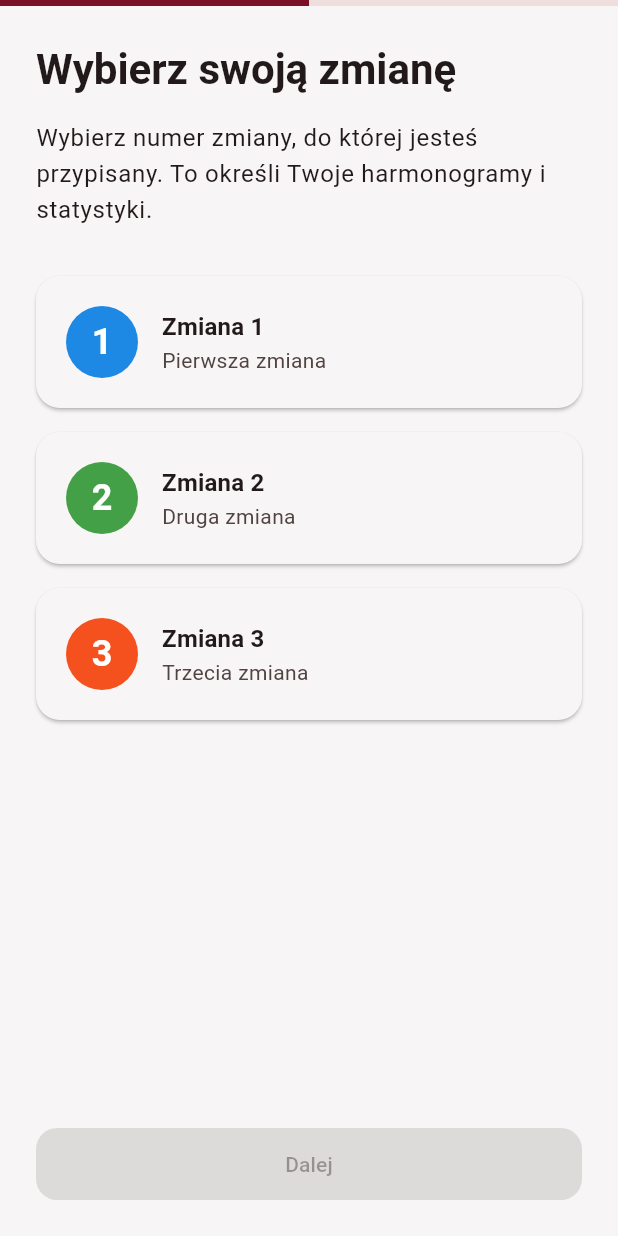
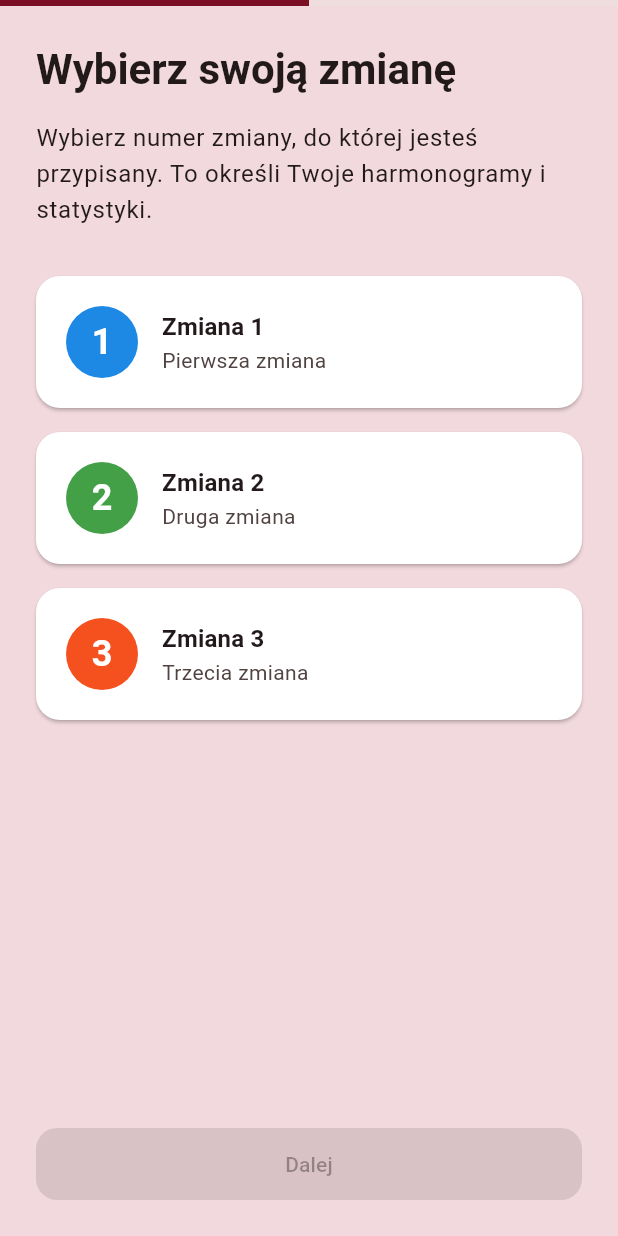
Before and after one commit to kroxon/Spark, a Flutter app: the screen it shows once a user with an empty profile is signed in, on a phone screen of 412 x 824 dp. Run offline on Flutter 3.47's test engine with Material 3 defaults, Android fonts, the phone set to English and light mode, and no system bars; our stand-ins replace cloud_firestore, firebase_auth, firebase_core, fl_chart, flutter_riverpod, flutter_signin_button and 5 more; missing offline and left inert: flutter_color_picker_wheel; accounts and stored records are empty; generated files the repository leaves out were written again; statements that could not run were skipped.

Commit message:
fix/improve_background_color_contrast

```diff
--- a/lib/core/theme/app_theme.dart
+++ b/lib/core/theme/app_theme.dart
@@ -15,21 +15,27 @@ class AppTheme {
       seedColor: seed,
       primary: isDefault ? AppColors.primary : null,
       secondary: isDefault ? AppColors.secondary : null,
-      background: isDefault ? AppColors.surface : null,
-      surface: isDefault ? AppColors.surface : null,
+      // We want a modern look, so we let Material 3 generate the surface colors
+      // but we will override the scaffold background to be a tinted version.
       brightness: Brightness.light,
     );
+
+    // Modern tinted background: strong tint, clearly distinct from white
+    final hslSeed = HSLColor.fromColor(seed);
+    // Lightness 0.90 makes the color much more visible
+    // Saturation 0.50 gives it a strong character
+    final tintedBackground = hslSeed.withLightness(0.90).withSaturation(0.50).toColor();
 
     return ThemeData(
       useMaterial3: true,
       colorScheme: colorScheme,
-      scaffoldBackgroundColor: colorScheme.surface,
+      scaffoldBackgroundColor: tintedBackground,
       extensions: <ThemeExtension<dynamic>>[
         // Keep bottom navigation darker even in light mode
         BottomNavColors.darkOnLight(seed),
       ],
       appBarTheme: AppBarTheme(
-        backgroundColor: colorScheme.surface,
+        backgroundColor: tintedBackground,
         foregroundColor: colorScheme.onSurface,
         surfaceTintColor: Colors.transparent,
         elevation: 0,
@@ -40,7 +46,7 @@ class AppTheme {
         ),
       ),
       navigationBarTheme: NavigationBarThemeData(
-        backgroundColor: colorScheme.surface,
+        backgroundColor: tintedBackground,
         elevation: 1,
         indicatorColor: colorScheme.primary.withOpacity(0.12),
         surfaceTintColor: Colors.transparent,
@@ -60,7 +66,7 @@ class AppTheme {
         ),
       ),
       drawerTheme: DrawerThemeData(
-        backgroundColor: colorScheme.surface,
+        backgroundColor: tintedBackground,
         surfaceTintColor: Colors.transparent,
         shape: const RoundedRectangleBorder(
           borderRadius: BorderRadius.only(
@@ -70,10 +76,13 @@ class AppTheme {
         ),
       ),
       cardTheme: CardThemeData(
-        color: colorScheme.surface,
+        color: Colors.white, // Cards pop against the tinted background
         surfaceTintColor: Colors.transparent,
-        elevation: 1,
-        shape: RoundedRectangleBorder(borderRadius: BorderRadius.circular(20)),
+        elevation: 0, // Modern flat look with border or subtle shadow
+        shape: RoundedRectangleBorder(
+          borderRadius: BorderRadius.circular(20),
+          side: BorderSide(color: colorScheme.outlineVariant.withOpacity(0.3)),
+        ),
       ),
       textButtonTheme: TextButtonThemeData(
         style: TextButton.styleFrom(foregroundColor: colorScheme.primary),
@@ -139,15 +148,19 @@ class AppTheme {
       brightness: Brightness.dark,
     );
 
+    // Modern dark background: deep, rich color rather than black
+    final hslSeed = HSLColor.fromColor(seed);
+    final tintedBackground = hslSeed.withLightness(0.10).withSaturation(0.30).toColor();
+
     return ThemeData(
       useMaterial3: true,
       colorScheme: colorScheme,
-      scaffoldBackgroundColor: colorScheme.surface,
+      scaffoldBackgroundColor: tintedBackground,
       extensions: <ThemeExtension<dynamic>>[
         BottomNavColors.darkOnDark(seed),
       ],
       appBarTheme: AppBarTheme(
-        backgroundColor: colorScheme.surface,
+        backgroundColor: tintedBackground,
         foregroundColor: colorScheme.onSurface,
         surfaceTintColor: Colors.transparent,
         elevation: 0,
@@ -158,7 +171,7 @@ class AppTheme {
         ),
       ),
       navigationBarTheme: NavigationBarThemeData(
-        backgroundColor: colorScheme.surface,
+        backgroundColor: tintedBackground,
         elevation: 1,
         indicatorColor: colorScheme.primary.withOpacity(0.24),
         surfaceTintColor: Colors.transparent,
@@ -178,7 +191,7 @@ class AppTheme {
         ),
       ),
       drawerTheme: DrawerThemeData(
-        backgroundColor: colorScheme.surface,
+        backgroundColor: tintedBackground,
         surfaceTintColor: Colors.transparent,
         shape: const RoundedRectangleBorder(
           borderRadius: BorderRadius.only(
@@ -188,10 +201,13 @@ class AppTheme {
         ),
       ),
       cardTheme: CardThemeData(
-        color: colorScheme.surface,
+        color: colorScheme.surface.withOpacity(0.5), // Semi-transparent surface for depth
         surfaceTintColor: Colors.transparent,
-        elevation: 1,
-        shape: RoundedRectangleBorder(borderRadius: BorderRadius.circular(20)),
+        elevation: 0,
+        shape: RoundedRectangleBorder(
+          borderRadius: BorderRadius.circular(20),
+          side: BorderSide(color: colorScheme.outlineVariant.withOpacity(0.3)),
+        ),
       ),
       textButtonTheme: TextButtonThemeData(
         style: TextButton.styleFrom(foregroundColor: colorScheme.primary),
```
